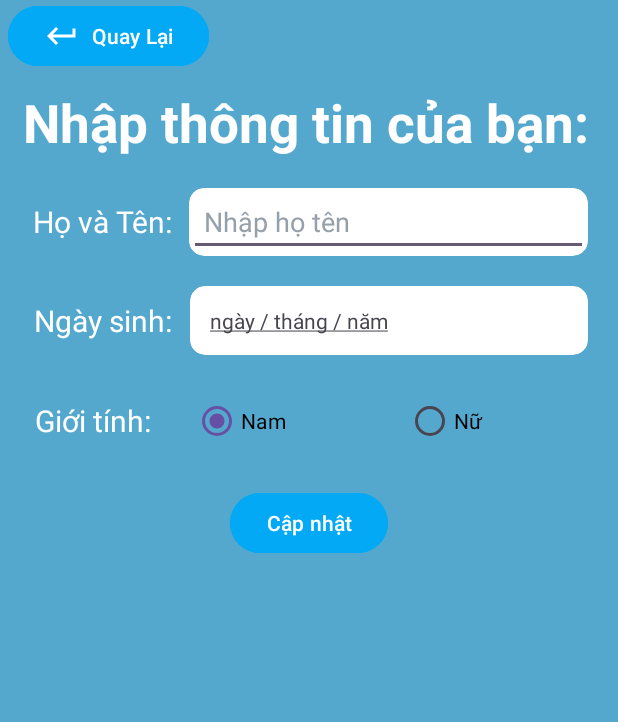
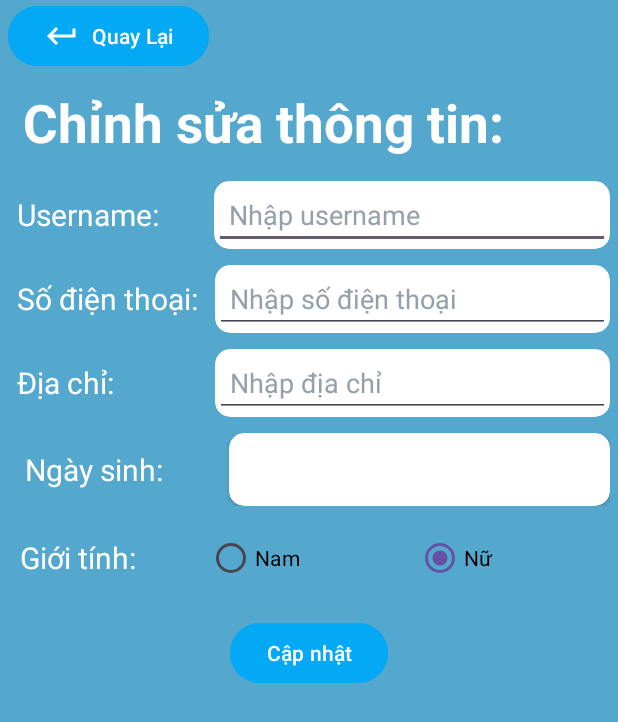
Before and after one commit to QBinh2102/Tour, an Android app: the ChinhSuaThongTinCaNhan screen opened directly, with no data from a screen before it, on a phone screen of 412 x 824 dp. Shown: the top 722 px of the screen. Run offline under Robolectric (Android 15) with nearby library versions, the phone set to English and light mode, and no system bars; our stand-ins replace Firebase (no records; nobody signed in at launch, a user with empty details on screens opened directly); 5 statements that could not run were skipped.

Commit message:
Cap nhat chinh sua ho so

```diff
--- a/app/src/main/java/com/example/tourdulich/ChinhSuaThongTinCaNhan.java
+++ b/app/src/main/java/com/example/tourdulich/ChinhSuaThongTinCaNhan.java
@@ -1,18 +1,34 @@
 package com.example.tourdulich;
 
+import android.app.DatePickerDialog;
 import android.content.Intent;
 import android.graphics.Paint;
 import android.os.Bundle;
+import android.util.Log;
 import android.view.View;
 import android.widget.Button;
+import android.widget.DatePicker;
+import android.widget.EditText;
 import android.widget.RadioButton;
 import android.widget.TextView;
+import android.widget.Toast;
 
 import androidx.activity.EdgeToEdge;
+import androidx.annotation.NonNull;
 import androidx.appcompat.app.AppCompatActivity;
 import androidx.core.graphics.Insets;
 import androidx.core.view.ViewCompat;
 import androidx.core.view.WindowInsetsCompat;
+
+import com.google.firebase.auth.FirebaseAuth;
+import com.google.firebase.auth.FirebaseUser;
+import com.google.firebase.database.DataSnapshot;
+import com.google.firebase.database.DatabaseReference;
+import com.google.firebase.database.DatabaseError;
+import com.google.firebase.database.FirebaseDatabase;
+import com.google.firebase.database.ValueEventListener;
+
+import java.util.Calendar;
 
 public class ChinhSuaThongTinCaNhan extends AppCompatActivity {
 
@@ -20,6 +36,19 @@ public class ChinhSuaThongTinCaNhan extends AppCompatActivity {
     private Button btnCapNhat;
     private RadioButton RbtNam;
     private RadioButton RbtNu;
+    private boolean gt = true;
+
+    private FirebaseAuth xacThucFirebase;
+    private FirebaseUser firebaseUser;
+
+    private String tenHoSo, SDT, diaChi, ngaySinh, gioiTinh;
+    private EditText edtTen;
+    private EditText edtSDT;
+    private EditText edtDiaChi;
+    private TextView txtDate;
+
+    private DatePickerDialog picker;
+
 
     @Override
     protected void onCreate(Bundle savedInstanceState) {
@@ -27,12 +56,26 @@ public class ChinhSuaThongTinCaNhan extends AppCompatActivity {
         EdgeToEdge.enable(this);
         setContentView(R.layout.activity_chinh_sua_thong_tin_ca_nhan);
 
-        TextView tv = findViewById(R.id.textDate);
+        btnQuayLai = findViewById(R.id.btQuayLaiTuChinhSuaTTCN);
+        btnCapNhat = findViewById(R.id.btCapNhatChinhSua);
+        edtTen = findViewById(R.id.editTextTenChinhSua);
+        edtSDT = findViewById(R.id.editTextPhoneChinhSua);
+        edtDiaChi = findViewById(R.id.editTextDiaChiChinhSua);
+        txtDate = findViewById(R.id.textDateChinhSua);
+        RbtNam = findViewById(R.id.radioNamChinhSua);
+        RbtNu = findViewById(R.id.radioNuChinhSua);
+        xacThucFirebase = FirebaseAuth.getInstance();
+        firebaseUser = xacThucFirebase.getCurrentUser();
+
+        //Gạch dưới text ngày sinh
+        TextView tv = findViewById(R.id.textDateChinhSua);
         tv.setPaintFlags(tv.getPaintFlags()| Paint.UNDERLINE_TEXT_FLAG);
 
-        //Quay lại THÔNG TIN CHƯA ĐĂNG NHẬP
+        //Hiện thông tin người dùng
+        HienThiThongTin(firebaseUser);
+
+        //Quay lại THÔNG TIN HỒ SƠ
         Intent ttcn = new Intent(this, ThongTinCaNhan.class);
-        btnQuayLai = findViewById(R.id.btQuayLaiTuChinhSuaThongTinCaNhan);
         btnQuayLai.setOnClickListener(new View.OnClickListener() {
             @Override
             public void onClick(View view) {
@@ -41,11 +84,10 @@ public class ChinhSuaThongTinCaNhan extends AppCompatActivity {
         });
 
         //Chọn giới tính
-        RbtNam = findViewById(R.id.radioButtonNam);
-        RbtNu = findViewById(R.id.radioButtonNu);
         RbtNam.setOnClickListener(new View.OnClickListener() {
             @Override
             public void onClick(View v) {
+                gt=true;
                 RbtNu.setChecked(false);
                 RbtNam.setChecked(true);
             }
@@ -53,8 +95,37 @@ public class ChinhSuaThongTinCaNhan extends AppCompatActivity {
         RbtNu.setOnClickListener(new View.OnClickListener() {
             @Override
             public void onClick(View v) {
+                gt=false;
                 RbtNam.setChecked(false);
                 RbtNu.setChecked(true);
+            }
+        });
+
+        //Chọn ngày sinh
+        txtDate.setOnClickListener(new View.OnClickListener() {
+            @Override
+            public void onClick(View view) {
+                final Calendar calendar = Calendar.getInstance();
+                int day = calendar.get(Calendar.DAY_OF_MONTH);
+                int month = calendar.get(Calendar.MONTH);
+                int year = calendar.get(Calendar.YEAR);
+
+                picker = new DatePickerDialog(ChinhSuaThongTinCaNhan.this, new DatePickerDialog.OnDateSetListener() {
+                    @Override
+                    public void onDateSet(DatePicker view, int year, int month, int dayOfMonth) {
+                        txtDate.setText(dayOfMonth + "/" + (month+1) +  "/" + year);
+                    }
+                },year, month, day);
+                picker.show();
+            }
+        });
+
+
+        //Cập nhật hồ sơ người dùng
+        btnCapNhat.setOnClickListener(new View.OnClickListener() {
+            @Override
+            public void onClick(View v) {
+
             }
         });
 
@@ -64,4 +135,40 @@ public class ChinhSuaThongTinCaNhan extends AppCompatActivity {
             return insets;
         });
     }
+
+    private void HienThiThongTin(FirebaseUser firebaseUser){
+        String userID = firebaseUser.getUid();
+        DatabaseReference databaseReference = FirebaseDatabase.getInstance().getReference("Người đã đăng ký");
+        databaseReference.child(userID).addListenerForSingleValueEvent(new ValueEventListener() {
+            @Override
+            public void onDataChange(@NonNull DataSnapshot snapshot) {
+                LuuThongTinUser thongTinUser = snapshot.getValue(LuuThongTinUser.class);
+                tenHoSo = firebaseUser.getDisplayName();
+                diaChi = thongTinUser.diaChi;
+                SDT = thongTinUser.soDienThoai;
+                ngaySinh = thongTinUser.ngaySinh;
+                gioiTinh = thongTinUser.gioiTinh;
+
+                edtTen.setText(tenHoSo);
+                edtDiaChi.setText(diaChi);
+                edtSDT.setText(SDT);
+                txtDate.setText(ngaySinh);
+                if (gioiTinh.equals("Nam")) {
+                    gt = true;
+                    RbtNu.setChecked(false);
+                    RbtNam.setChecked(true);
+                }else {
+                    gt = false;
+                    RbtNam.setChecked(false);
+                    RbtNu.setChecked(true);
+                }
+            }
+
+            @Override
+            public void onCancelled(@NonNull DatabaseError error) {
+                Toast.makeText(ChinhSuaThongTinCaNhan.this, "Có lỗi xảy ra",
+                        Toast.LENGTH_SHORT).show();
+            }
+        });
+    }
 }
--- a/app/src/main/java/com/example/tourdulich/ThongTinCaNhan.java
+++ b/app/src/main/java/com/example/tourdulich/ThongTinCaNhan.java
@@ -48,7 +48,6 @@ public class ThongTinCaNhan extends AppCompatActivity {
     private String email, dienThoai, diaChi, ngaySinh, gioiTinh, tenHoSo;
     private ImageView imageView;
     private FirebaseAuth xacThucFirebase;
-    private FirebaseUser firebaseUser = xacThucFirebase.getInstance().getCurrentUser();
 
 
     @Override
@@ -109,7 +108,7 @@ public class ThongTinCaNhan extends AppCompatActivity {
 
         //Chuyển sang CHỈNH SỬA THÔNG TIN CÁ NHÂN
         Intent chinhSua = new Intent(this, ChinhSuaThongTinCaNhan.class);
-        btnChinhSua = findViewById(R.id.btChinhSua);
+        btnChinhSua = findViewById(R.id.btChinhSuaHoSo);
         btnChinhSua.setOnClickListener(new View.OnClickListener() {
             @Override
             public void onClick(View v) {
--- a/app/src/main/java/com/example/tourdulich/TrangDangKy.java
+++ b/app/src/main/java/com/example/tourdulich/TrangDangKy.java
@@ -81,6 +81,7 @@ public class TrangDangKy extends AppCompatActivity {
         radioGroupGioiTinh = findViewById(R.id.radioGroupGT);
         radioGroupGioiTinh.clearCheck();
 
+        //Gạch dưới text ngày sinh
         TextView tv = findViewById(R.id.editTextNgaySinhDangKy);
         tv.setPaintFlags(tv.getPaintFlags()| Paint.UNDERLINE_TEXT_FLAG);
 
--- a/app/src/main/res/layout/activity_chinh_sua_thong_tin_ca_nhan.xml
+++ b/app/src/main/res/layout/activity_chinh_sua_thong_tin_ca_nhan.xml
@@ -18,7 +18,7 @@
             android:orientation="vertical">
 
             <Button
-                android:id="@+id/btQuayLaiTuChinhSuaThongTinCaNhan"
+                android:id="@+id/btQuayLaiTuChinhSuaTTCN"
                 android:layout_width="wrap_content"
                 android:layout_height="wrap_content"
                 android:layout_marginLeft="5dp"
@@ -31,18 +31,18 @@
                 android:id="@+id/textView34"
                 android:layout_width="match_parent"
                 android:layout_height="wrap_content"
+                android:layout_margin="10dp"
                 android:paddingLeft="5dp"
-                android:layout_margin="10dp"
-                android:text="Nhập thông tin của bạn:"
+                android:text="Chỉnh sửa thông tin:"
                 android:textColor="@color/white"
                 android:textSize="35dp"
-                android:textStyle="bold"/>
+                android:textStyle="bold" />
 
             <LinearLayout
                 android:layout_width="match_parent"
                 android:layout_height="wrap_content"
-                android:padding="10dp"
-                android:orientation="horizontal">
+                android:orientation="horizontal"
+                android:padding="5dp">
 
                 <TextView
                     android:id="@+id/textView35"
@@ -50,37 +50,111 @@
                     android:layout_height="match_parent"
                     android:layout_weight="1"
                     android:gravity="center"
-                    android:paddingLeft="5dp"
-                    android:text="Họ và Tên: "
+                    android:paddingRight="30dp"
+                    android:text="Username:"
                     android:textColor="@color/white"
-                    android:textSize="20dp"/>
+                    android:textSize="20dp" />
 
                 <androidx.cardview.widget.CardView
-                    app:cardCornerRadius="10dp"
-                    android:backgroundTint="@color/white"
                     android:layout_width="wrap_content"
                     android:layout_height="wrap_content"
                     android:layout_weight="4"
-                    android:layout_marginRight="10dp">
+                    android:backgroundTint="@color/white"
+                    app:cardCornerRadius="10dp">
 
                     <EditText
-                        android:id="@+id/editTextHoTen"
+                        android:id="@+id/editTextTenChinhSua"
                         android:layout_width="match_parent"
                         android:layout_height="wrap_content"
+                        android:ems="10"
+                        android:hint="Nhập username"
+                        android:inputType="text"
                         android:paddingLeft="10dp"
-                        android:hint="Nhập họ tên"
-                        android:textColorHint="#96A0AA"
                         android:textColor="@color/black"
-                        android:ems="10"
-                        android:inputType="text" />
+                        android:textColorHint="#96A0AA" />
 
                 </androidx.cardview.widget.CardView>
 
             </LinearLayout>
+
             <LinearLayout
                 android:layout_width="match_parent"
                 android:layout_height="wrap_content"
-                android:padding="10dp"
+                android:orientation="horizontal"
+                android:padding="5dp">
+
+                <TextView
+                    android:id="@+id/textView8"
+                    android:layout_width="wrap_content"
+                    android:layout_height="match_parent"
+                    android:layout_weight="1"
+                    android:gravity="center"
+                    android:paddingRight="5dp"
+                    android:text="Số điện thoại:"
+                    android:textColor="@color/white"
+                    android:textSize="20dp" />
+
+                <androidx.cardview.widget.CardView
+                    android:layout_width="wrap_content"
+                    android:layout_height="wrap_content"
+                    android:layout_weight="4"
+                    android:backgroundTint="@color/white"
+                    app:cardCornerRadius="10dp" >
+
+                    <EditText
+                        android:id="@+id/editTextPhoneChinhSua"
+                        android:layout_width="match_parent"
+                        android:layout_height="wrap_content"
+                        android:ems="10"
+                        android:inputType="phone"
+                        android:hint="Nhập số điện thoại"
+                        android:paddingLeft="10dp"
+                        android:textColor="@color/black"
+                        android:textColorHint="#96A0AA"/>
+                </androidx.cardview.widget.CardView>
+            </LinearLayout>
+
+            <LinearLayout
+                android:layout_width="match_parent"
+                android:layout_height="wrap_content"
+                android:orientation="horizontal"
+                android:padding="5dp">
+
+                <TextView
+                    android:id="@+id/textView13"
+                    android:layout_width="wrap_content"
+                    android:layout_height="match_parent"
+                    android:layout_weight="1"
+                    android:gravity="center"
+                    android:paddingRight="61dp"
+                    android:text="Địa chỉ:"
+                    android:textColor="@color/white"
+                    android:textSize="20dp" />
+
+                <androidx.cardview.widget.CardView
+                    android:layout_width="wrap_content"
+                    android:layout_height="wrap_content"
+                    android:layout_weight="4"
+                    android:backgroundTint="@color/white"
+                    app:cardCornerRadius="10dp" >
+
+                    <EditText
+                        android:id="@+id/editTextDiaChiChinhSua"
+                        android:layout_width="match_parent"
+                        android:layout_height="wrap_content"
+                        android:ems="10"
+                        android:hint="Nhập địa chỉ"
+                        android:inputType="text"
+                        android:paddingLeft="10dp"
+                        android:textColor="@color/black"
+                        android:textColorHint="#96A0AA" />
+                </androidx.cardview.widget.CardView>
+            </LinearLayout>
+
+            <LinearLayout
+                android:layout_width="match_parent"
+                android:layout_height="wrap_content"
+                android:padding="5dp"
                 android:orientation="horizontal">
 
                 <TextView
@@ -89,7 +163,7 @@
                     android:layout_height="match_parent"
                     android:layout_weight="1"
                     android:gravity="center"
-                    android:paddingLeft="5dp"
+                    android:paddingRight="28dp"
                     android:text="Ngày sinh: "
                     android:textColor="@color/white"
                     android:textSize="20dp"/>
@@ -99,15 +173,16 @@
                     android:backgroundTint="@color/white"
                     android:layout_width="wrap_content"
                     android:layout_height="wrap_content"
-                    android:layout_weight="8"
-                    android:textColor="@color/black"
-                    android:layout_marginRight="10dp">
+                    android:layout_weight="10"
+                    android:textColor="@color/black">
 
                     <TextView
-                        android:id="@+id/textDate"
+                        android:id="@+id/textDateChinhSua"
                         android:layout_width="match_parent"
                         android:layout_height="wrap_content"
-                        android:padding="13dp"
+                        android:padding="12dp"
+                        android:textColor="@color/black"
+                        android:textSize="18dp"
                         android:text="ngày / tháng / năm" />
 
                 </androidx.cardview.widget.CardView>
@@ -116,7 +191,7 @@
             <LinearLayout
                 android:layout_width="match_parent"
                 android:layout_height="wrap_content"
-                android:padding="10dp"
+                android:padding="5dp"
                 android:orientation="horizontal">
 
                 <TextView
@@ -124,24 +199,23 @@
                     android:layout_width="wrap_content"
                     android:layout_height="match_parent"
                     android:layout_weight="1"
+                    android:paddingRight="35dp"
                     android:gravity="center"
-                    android:paddingLeft="5dp"
                     android:text="Giới tính: "
                     android:textColor="@color/white"
                     android:textSize="20dp"/>
 
                 <RadioButton
-                    android:id="@+id/radioButtonNam"
+                    android:id="@+id/radioNamChinhSua"
                     android:layout_width="wrap_content"
                     android:layout_height="wrap_content"
                     android:layout_weight="5"
-                    android:layout_marginLeft="15dp"
                     android:checked="true"
                     android:text="Nam"
                     android:textColor="@color/black" />
 
                 <RadioButton
-                    android:id="@+id/radioButtonNu"
+                    android:id="@+id/radioNuChinhSua"
                     android:layout_width="wrap_content"
                     android:layout_height="wrap_content"
                     android:layout_weight="5"
@@ -152,7 +226,7 @@
             </LinearLayout>
 
             <Button
-                android:id="@+id/btTiepTucChinhSuaTTCN"
+                android:id="@+id/btCapNhatChinhSua"
                 android:layout_width="wrap_content"
                 android:layout_height="wrap_content"
                 android:layout_gravity="center"
--- a/app/src/main/res/layout/activity_thong_tin_ca_nhan.xml
+++ b/app/src/main/res/layout/activity_thong_tin_ca_nhan.xml
@@ -48,14 +48,32 @@
                         android:textColor="@color/black">
                     </TextView>
 
-                <Button
-                    android:id="@+id/btChinhSua"
-                    android:layout_width="wrap_content"
-                    android:layout_height="wrap_content"
-                    android:layout_gravity="center"
-                    android:backgroundTint="#03A9F4"
-                    android:textColor="@color/white"
-                    android:text="Chỉnh sửa" />
+                <LinearLayout
+                    android:layout_width="match_parent"
+                    android:layout_height="match_parent"
+                    android:gravity="center"
+                    android:orientation="horizontal">
+
+                    <Button
+                        android:id="@+id/btChinhSuaHoSo"
+                        android:layout_width="wrap_content"
+                        android:layout_height="wrap_content"
+                        android:layout_margin="5dp"
+                        android:layout_gravity="center"
+                        android:backgroundTint="#03A9F4"
+                        android:text="Chỉnh sửa hồ sơ"
+                        android:textColor="@color/white" />
+
+                    <Button
+                        android:id="@+id/button"
+                        android:layout_width="wrap_content"
+                        android:layout_height="wrap_content"
+                        android:layout_margin="5dp"
+                        android:layout_gravity="center"
+                        android:backgroundTint="#03A9F4"
+                        android:text="Đổi mật khẩu"
+                        android:textColor="@color/white" />
+                </LinearLayout>
 
                 <RelativeLayout
                     android:layout_width="match_parent"
@@ -77,6 +95,7 @@
                         android:layout_alignStart="@+id/imgViewEmailHoSo"
                         android:layout_marginStart="50dp"
                         android:text="Đang tải..."
+                        android:textColor="@color/black"
                         android:textSize="18sp"/>
 
                 </RelativeLayout>
@@ -100,6 +119,7 @@
                         android:layout_alignStart="@+id/imgViewDTHoSo"
                         android:layout_marginStart="50dp"
                         android:text="Đang tải..."
+                        android:textColor="@color/black"
                         android:textSize="18sp"/>
 
                 </RelativeLayout>
@@ -124,6 +144,7 @@
                         android:layout_alignStart="@+id/imgViewDiaChiHoSo"
                         android:layout_marginStart="50dp"
                         android:text="Đang tải..."
+                        android:textColor="@color/black"
                         android:textSize="18sp"/>
 
                 </RelativeLayout>
@@ -147,6 +168,7 @@
                         android:layout_alignStart="@+id/imgViewNgaySinhHoSo"
                         android:layout_marginStart="50dp"
                         android:text="Đang tải..."
+                        android:textColor="@color/black"
                         android:textSize="18sp"/>
 
                 </RelativeLayout>
@@ -170,6 +192,7 @@
                         android:layout_alignStart="@+id/imgViewGioiTinhHoSo"
                         android:layout_marginStart="50dp"
                         android:text="Đang tải..."
+                        android:textColor="@color/black"
                         android:textSize="18sp"/>
 
                 </RelativeLayout>
```
